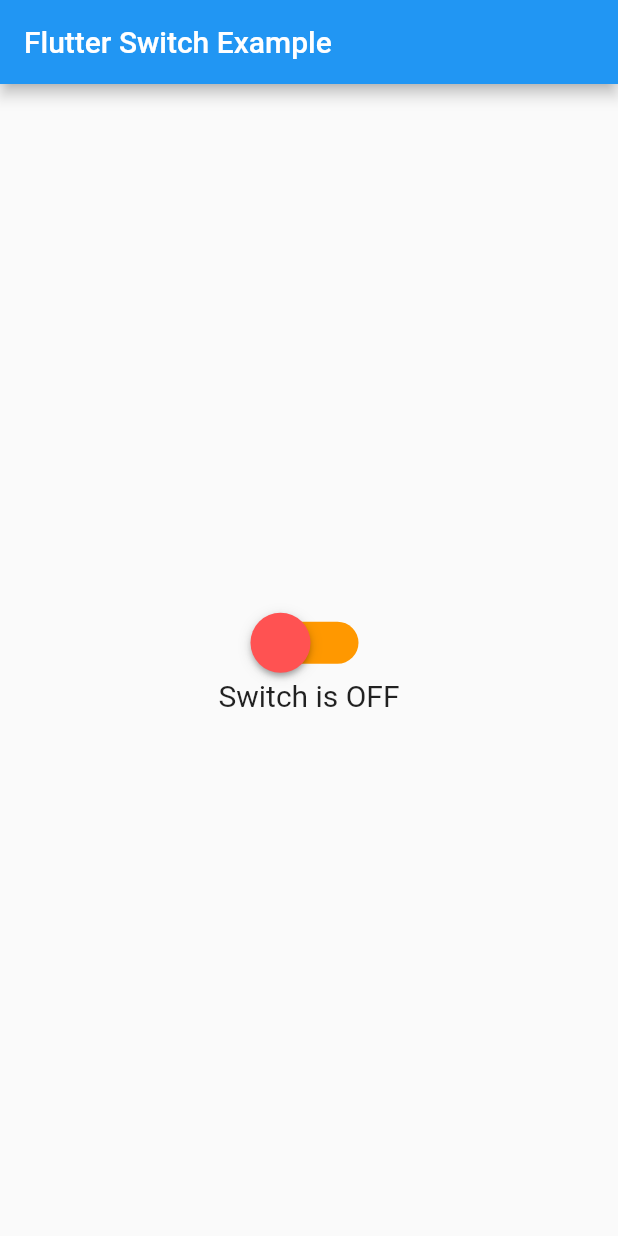
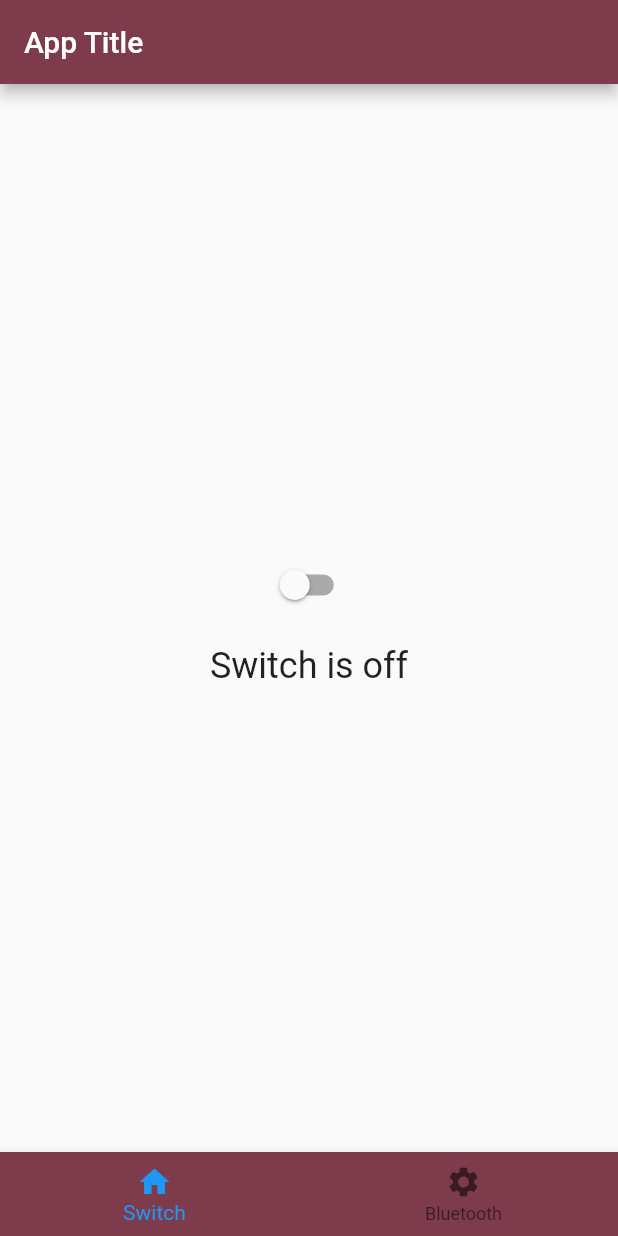
Before and after one commit to typhocannon/la_hacks, a Flutter app: the screen it shows after launch, on a phone screen of 412 x 824 dp. Run offline on Flutter 3.47's test engine with Material 2 defaults, Android fonts, the light colour scheme and no system bars.

Commit message:
added pages, and switch that holds the value even

```diff
--- a/lib/main.dart
+++ b/lib/main.dart
@@ -1,68 +1,107 @@
 import 'package:flutter/material.dart';
+import 'package:provider/provider.dart';
 
 void main() => runApp(MyApp());
 
+class SwitchModel extends ChangeNotifier {
+  bool _value = false;
+
+  bool get value => _value;
+
+  set value(bool newValue) {
+    _value = newValue;
+    notifyListeners();
+  }
+}
 class MyApp extends StatelessWidget {
   @override
   Widget build(BuildContext context) {
-    return MaterialApp(
-        home: Scaffold(
-            appBar: AppBar(
-              backgroundColor: Colors.blue,
-              title: Text("Flutter Switch Example"),
+    return ChangeNotifierProvider(
+      create: (context) => SwitchModel(),
+      child: MaterialApp(
+        debugShowCheckedModeBanner: false,
+        theme: ThemeData(
+          primaryColor: Color.fromARGB(255, 125, 59, 75),
         ),
-            body: Center(
-                  child: SwitchScreen()
+        home: MyHomePage(),
       ),
-        )
     );
   }
 }
 
-class SwitchScreen extends StatefulWidget {
+class MyHomePage extends StatefulWidget {
   @override
-  SwitchClass createState() => new SwitchClass();
+  _MyHomePageState createState() => _MyHomePageState();
 }
 
-class SwitchClass extends State {
-  bool isSwitched = false;
-  var textValue = 'Switch is OFF';
+class _MyHomePageState extends State<MyHomePage> {
+  int _selectedIndex = 0;
 
-  void toggleSwitch(bool value) {
+  List<Widget> _widgetOptions = <Widget>[MySwitch(), BluetoothPage()];
 
-    if(isSwitched == false)
-    {
+  void _onItemTapped(int index) {
     setState(() {
-        isSwitched = true;
-        textValue = 'Switch Button is ON';
+      _selectedIndex = index;
     });
-      print('Switch Button is ON');
   }
-    else
-    {
-      setState(() {
-        isSwitched = false;
-        textValue = 'Switch Button is OFF';
-      });
-      print('Switch Button is OFF');
+
+  @override
+  Widget build(BuildContext context) {
+    return Scaffold(
+      appBar: AppBar(
+        title: const Text('App Title'),
+        backgroundColor: Theme.of(context).primaryColor,
+      ),
+      body: _widgetOptions.elementAt(_selectedIndex),
+      bottomNavigationBar: BottomNavigationBar(
+        backgroundColor: Theme.of(context).primaryColor,
+        items: const [
+          BottomNavigationBarItem(label: 'Switch', icon: Icon(Icons.home)),
+          BottomNavigationBarItem(
+              label: 'Bluetooth', icon: Icon(Icons.settings)),
+        ],
+        currentIndex: _selectedIndex,
+        onTap: _onItemTapped,
+      ),
+    );
   }
 }
+
+class MySwitch extends StatelessWidget {
   @override
   Widget build(BuildContext context) {
-    return Column(
+    final switchModel = Provider.of<SwitchModel>(context);
+    return Container(
+      alignment: Alignment.center,
+      child: Column (
         mainAxisAlignment: MainAxisAlignment.center,
-        children:[ Transform.scale(
-            scale: 2,
-            child: Switch(
-              onChanged: toggleSwitch,
-              value: isSwitched,
-              activeColor: Colors.blue,
-              activeTrackColor: Colors.yellow,
-              inactiveThumbColor: Colors.redAccent,
-              inactiveTrackColor: Colors.orange,
-            )
+        children: [
+          Switch(
+            value: switchModel.value,
+            onChanged: (bool value) {
+              switchModel.value = value;
+            },
+            activeColor: Theme.of(context).primaryColor,
           ),
-          Text('$textValue', style: TextStyle(fontSize: 20),)
-        ]);
+          const SizedBox(height: 16.0),
+          Text(
+            switchModel.value ? 'Switch is on' : 'Switch is off',
+            style: TextStyle(fontSize: 24.0),
+          ),
+        ],
+      ),
+    );
   }
 }
+
+class BluetoothPage extends StatelessWidget {
+  @override
+  Widget build(BuildContext context) {
+    return Center(
+      child: Text(
+        'Bluetooth Settings',
+        style: TextStyle(fontSize: 24.0),
+      ),
+    );
+  }
+}
--- a/pubspec.yaml
+++ b/pubspec.yaml
@@ -30,6 +30,7 @@ environment:
 dependencies:
   flutter:
     sdk: flutter
+  provider: ^6.0.0
 
 
   # The following adds the Cupertino Icons font to your application.
```
Also changed, not shown: pubspec.lock. Lines whose indentation alone changed are shown as unchanged.
